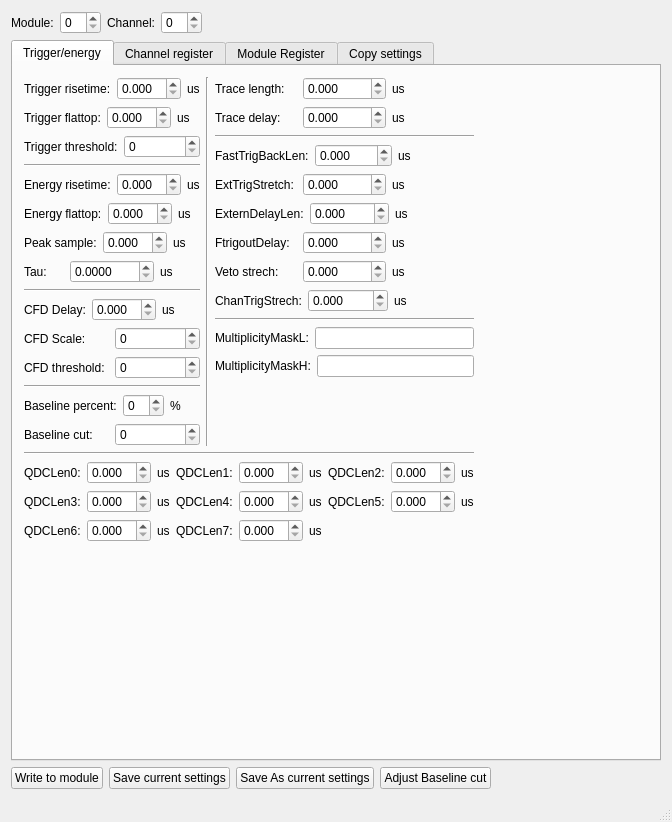
Before: the Qt Designer form sirius/src/XIAengineControl/mainwindow.ui in oslocyclotronlab/OCLDAQ, drawn with Qt 5.
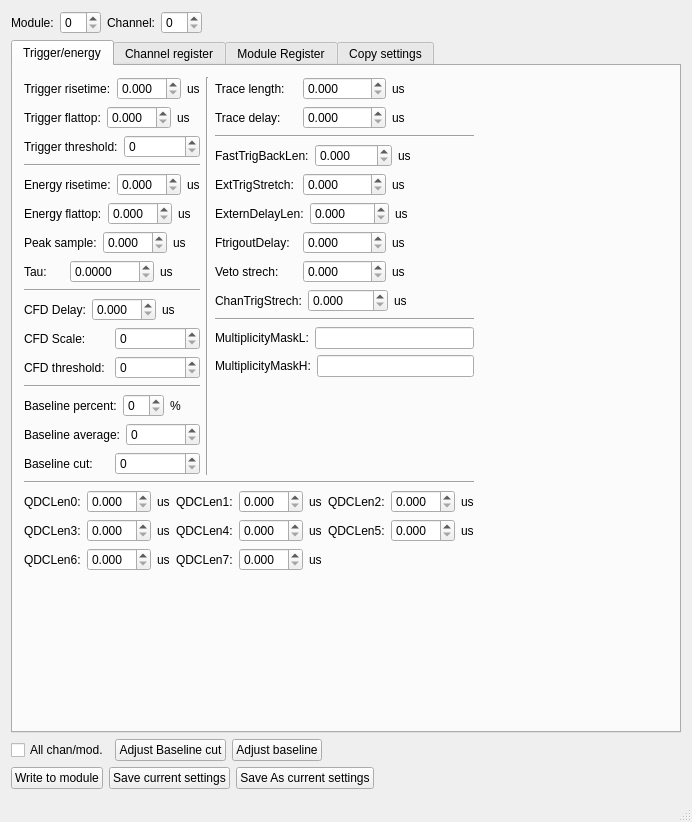
After: the same form once the commit is applied.

Commit message:
Added Baseline average field
I have added Baseline Average field and changed such that the UI will actually update the baseline values. Also I have added an option to read the baseline cut of only a single channel at a time. The baseline offset is no longer fixed when the run starts, but by the user in the UI.

The edit to the form file:
```diff
--- a/sirius/src/XIAengineControl/mainwindow.ui
+++ b/sirius/src/XIAengineControl/mainwindow.ui
@@ -6,7 +6,7 @@
    <rect>
     <x>0</x>
     <y>0</y>
-    <width>672</width>
+    <width>692</width>
     <height>822</height>
    </rect>
   </property>
@@ -18,7 +18,7 @@
   </property>
   <property name="maximumSize">
    <size>
-    <width>672</width>
+    <width>692</width>
     <height>822</height>
    </size>
   </property>
@@ -389,6 +389,20 @@
                       </item>
                      </layout>
                     </item>
+                    <item>
+                     <layout class="QHBoxLayout" name="horizontalLayout_51">
+                      <item>
+                       <widget class="QLabel" name="label_57">
+                        <property name="text">
+                         <string>Baseline average:</string>
+                        </property>
+                       </widget>
+                      </item>
+                      <item>
+                       <widget class="QSpinBox" name="baselineAverage"/>
+                      </item>
+                     </layout>
+                    </item>
                     <item>
                      <layout class="QHBoxLayout" name="horizontalLayout_38">
                       <item>
@@ -1699,6 +1713,44 @@
         </widget>
        </widget>
       </item>
+      <item>
+       <layout class="QHBoxLayout" name="horizontalLayout_48">
+        <item>
+         <widget class="QCheckBox" name="checkAll">
+          <property name="text">
+           <string>All chan/mod.</string>
+          </property>
+         </widget>
+        </item>
+        <item>
+         <widget class="QPushButton" name="AdjBLineC">
+          <property name="text">
+           <string>Adjust Baseline cut</string>
+          </property>
+         </widget>
+        </item>
+        <item>
+         <widget class="QPushButton" name="AdjBLine">
+          <property name="text">
+           <string>Adjust baseline</string>
+          </property>
+         </widget>
+        </item>
+        <item>
+         <spacer name="horizontalSpacer_11">
+          <property name="orientation">
+           <enum>Qt::Horizontal</enum>
+          </property>
+          <property name="sizeHint" stdset="0">
+           <size>
+            <width>40</width>
+            <height>20</height>
+           </size>
+          </property>
+         </spacer>
+        </item>
+       </layout>
+      </item>
       <item>
        <layout class="QHBoxLayout" name="horizontalLayout_4">
         <item>
@@ -1722,13 +1774,6 @@
           </property>
          </widget>
         </item>
-        <item>
-         <widget class="QPushButton" name="AdjBLineC">
-          <property name="text">
-           <string>Adjust Baseline cut</string>
-          </property>
-         </widget>
-        </item>
         <item>
          <spacer name="horizontalSpacer_3">
           <property name="orientation">
```
Left out of the diff: 2 changed lines with no effect on the pictures. The commit also changes 2 other files.
